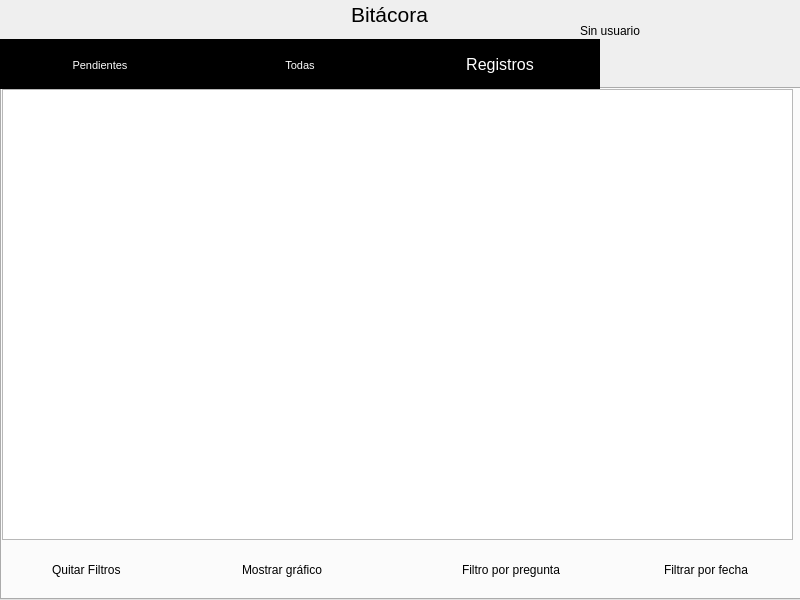
The window that asa_application/bitacora.ui (razulued/qt_application) describes before a commit, drawn with Qt 5.
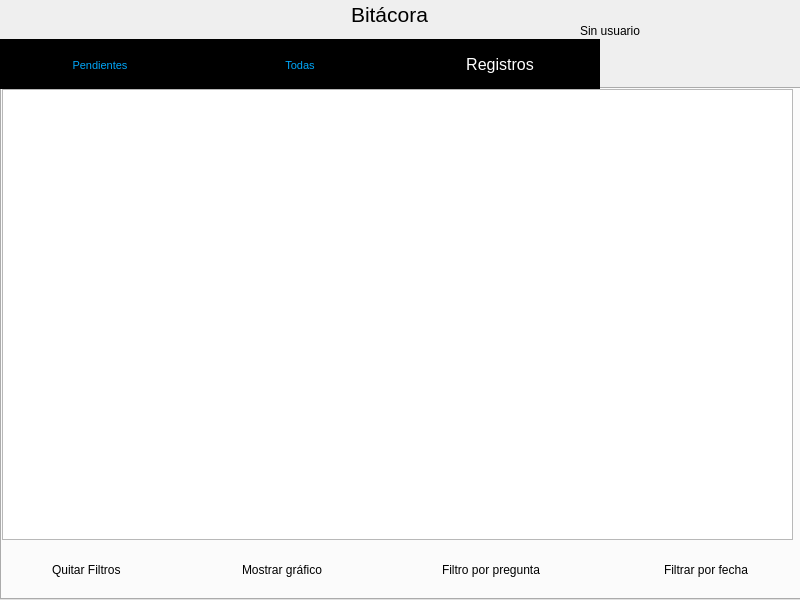
The same window after the commit. The open tabs and pages were chosen to show the change. Icons and pictures are not drawn.

Diff of the .ui file:
```diff
--- a/asa_application/bitacora.ui
+++ b/asa_application/bitacora.ui
@@ -49,7 +49,8 @@
 
 QTabBar::tab:!selected{
 background-color: #000000;
-color:#ffffff;font-size:8pt;
+color: rgb(0, 167, 250);
+font-size:8pt;
 height: 50px;
 }
 QTabBar::tab:selected{
@@ -312,9 +313,9 @@
     <widget class="QPushButton" name="clear_filters">
      <property name="geometry">
       <rect>
-       <x>10</x>
+       <x>20</x>
        <y>461</y>
-       <width>41</width>
+       <width>131</width>
        <height>31</height>
       </rect>
      </property>
@@ -325,9 +326,10 @@
       <string notr="true">#clear_filters
 {
 background-image: url(:/iconos/screen800x600/iconos/Limpiar-filtro.png);
-background-position: center;
+background-position: left;
 background-repeat: none;
 border:none;
+background-color:transparent;
 /*background-color: black;
 color: rgb(0, 167, 250);
 border-style: solid;
@@ -345,7 +347,7 @@
       <rect>
        <x>620</x>
        <y>457</y>
-       <width>41</width>
+       <width>151</width>
        <height>41</height>
       </rect>
      </property>
@@ -356,9 +358,10 @@
       <string notr="true">#filtro_fecha
 {
 background-image: url(:/iconos/screen800x600/iconos/Calendario.png);
-background-position: center;
+background-position: left;
 background-repeat: none;
 border:none;
+background-color:transparent;
 }</string>
      </property>
      <property name="text">
@@ -394,9 +397,9 @@
     <widget class="QPushButton" name="filtro_record">
      <property name="geometry">
       <rect>
-       <x>417</x>
+       <x>420</x>
        <y>460</y>
-       <width>41</width>
+       <width>161</width>
        <height>41</height>
       </rect>
      </property>
@@ -407,9 +410,10 @@
       <string notr="true">#filtro_record
 {
 background-image: url(:/iconos/screen800x600/iconos/Ayuda azul.png);
-background-position: center;
+background-position: left;
 background-repeat: none;
 border:none;
+background-color:transparent;
 }</string>
      </property>
      <property name="text">
@@ -419,9 +423,9 @@
     <widget class="QLabel" name="label_filtro_record">
      <property name="geometry">
       <rect>
-       <x>460</x>
+       <x>440</x>
        <y>470</y>
-       <width>141</width>
+       <width>171</width>
        <height>21</height>
       </rect>
      </property>
@@ -432,9 +436,9 @@
     <widget class="QPushButton" name="graph_button">
      <property name="geometry">
       <rect>
-       <x>190</x>
+       <x>204</x>
        <y>465</y>
-       <width>41</width>
+       <width>151</width>
        <height>31</height>
       </rect>
      </property>
@@ -445,9 +449,10 @@
       <string notr="true">#graph_button
 {
 background-image: url(:/iconos/screen800x600/iconos/graph-icon.png);
-background-position: center;
+background-position: left;
 background-repeat: none;
 border:none;
+background-color:transparent;
 }</string>
      </property>
      <property name="text">
```
Left out of the diff: 156 changed lines with no effect on the pictures.
